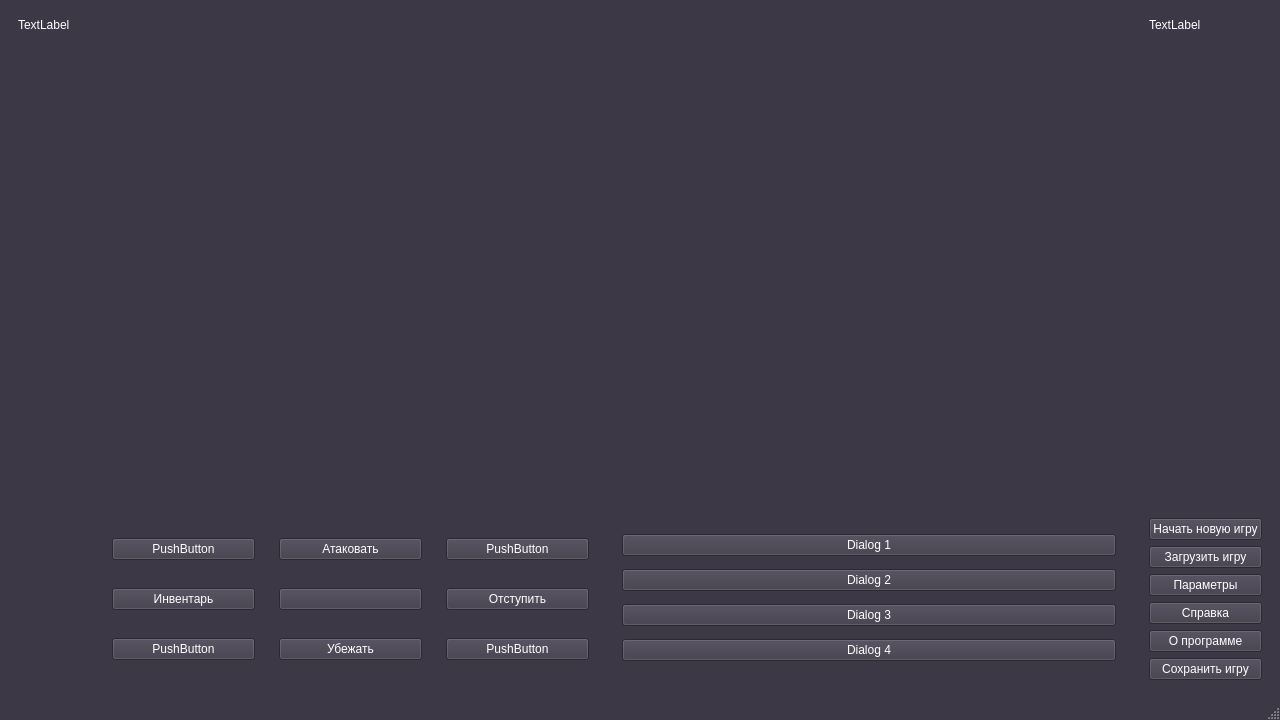
Before: the Qt Designer form mainwindow.ui in WinNice98/CyberGrottenspel, drawn with Qt 5.
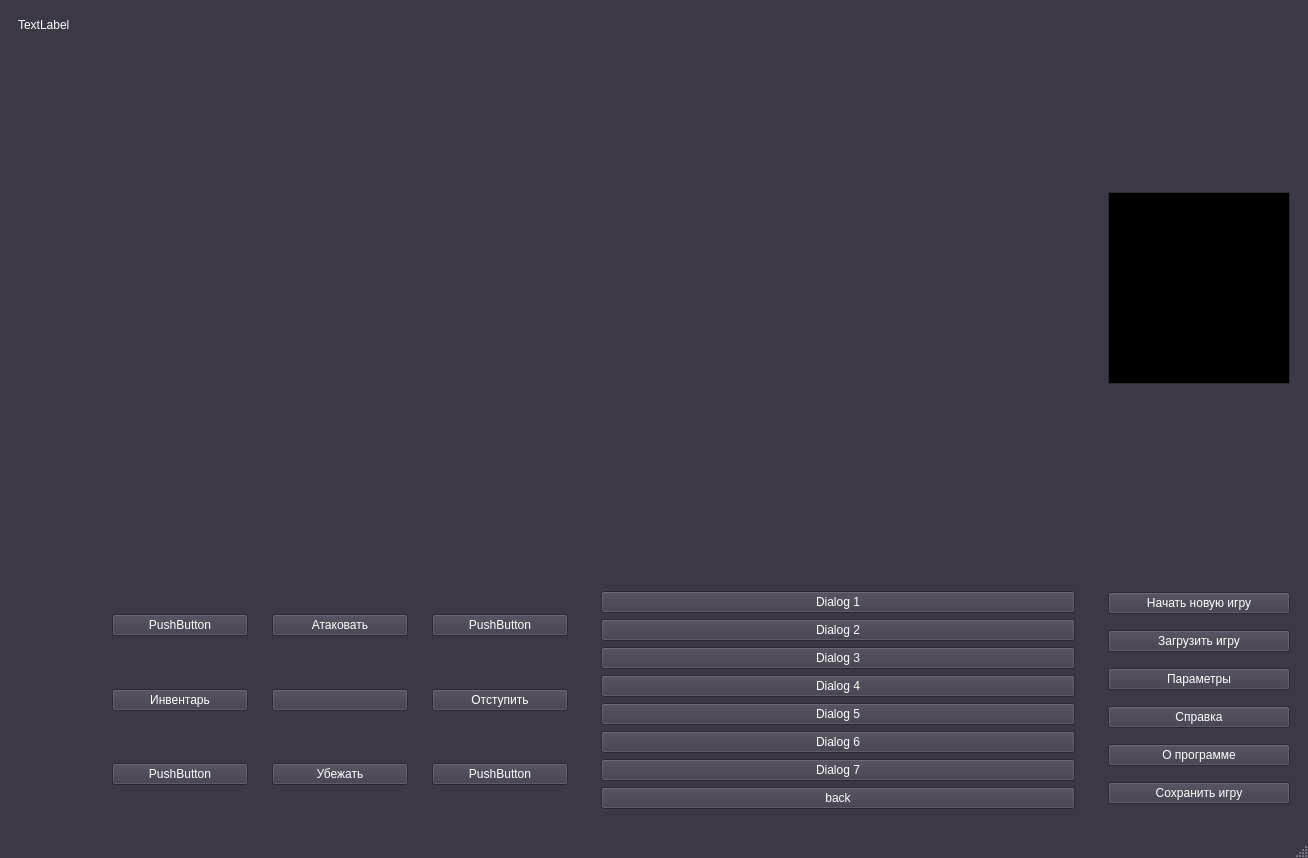
After: the same form once the commit is applied.

What changed in the file:
```diff
--- a/mainwindow.ui
+++ b/mainwindow.ui
@@ -7,9 +7,15 @@
     <x>0</x>
     <y>0</y>
     <width>1280</width>
-    <height>720</height>
+    <height>858</height>
    </rect>
   </property>
+  <property name="sizePolicy">
+   <sizepolicy hsizetype="Fixed" vsizetype="Fixed">
+    <horstretch>0</horstretch>
+    <verstretch>0</verstretch>
+   </sizepolicy>
+  </property>
   <property name="palette">
    <palette>
     <active>
@@ -497,8 +503,8 @@
       </property>
       <property name="minimumSize">
        <size>
-        <width>640</width>
-        <height>360</height>
+        <width>1008</width>
+        <height>446</height>
        </size>
       </property>
       <property name="maximumSize">
@@ -517,8 +523,11 @@
        <bool>false</bool>
       </property>
       <layout class="QGridLayout" name="gridLayout_2">
-       <item row="0" column="0" rowspan="2" colspan="2">
+       <item row="0" column="0" colspan="2">
         <widget class="QLabel" name="background">
+         <property name="enabled">
+          <bool>true</bool>
+         </property>
          <property name="sizePolicy">
           <sizepolicy hsizetype="Expanding" vsizetype="Expanding">
            <horstretch>16</horstretch>
@@ -554,10 +563,53 @@
          </property>
         </widget>
        </item>
+       <item row="1" column="0">
+        <widget class="QLabel" name="enemy">
+         <property name="enabled">
+          <bool>false</bool>
+         </property>
+         <property name="sizePolicy">
+          <sizepolicy hsizetype="Fixed" vsizetype="Fixed">
+           <horstretch>200</horstretch>
+           <verstretch>200</verstretch>
+          </sizepolicy>
+         </property>
+         <property name="minimumSize">
+          <size>
+           <width>200</width>
+           <height>200</height>
+          </size>
+         </property>
+         <property name="maximumSize">
+          <size>
+           <width>200</width>
+           <height>200</height>
+          </size>
+         </property>
+         <property name="sizeIncrement">
+          <size>
+           <width>1</width>
+           <height>1</height>
+          </size>
+         </property>
+         <property name="baseSize">
+          <size>
+           <width>200</width>
+           <height>200</height>
+          </size>
+         </property>
+         <property name="text">
+          <string/>
+         </property>
+         <property name="scaledContents">
+          <bool>true</bool>
+         </property>
+        </widget>
+       </item>
        <item row="1" column="1">
         <widget class="QLabel" name="character">
          <property name="enabled">
-          <bool>true</bool>
+          <bool>false</bool>
          </property>
          <property name="sizePolicy">
           <sizepolicy hsizetype="Fixed" vsizetype="Fixed">
@@ -573,8 +625,8 @@
          </property>
          <property name="maximumSize">
           <size>
-           <width>256</width>
-           <height>256</height>
+           <width>500</width>
+           <height>500</height>
           </size>
          </property>
          <property name="sizeIncrement">
@@ -594,17 +646,17 @@
       </layout>
      </widget>
     </item>
-    <item row="0" column="3" rowspan="2">
-     <widget class="QWidget" name="dialogs" native="true">
+    <item row="0" column="0" rowspan="5">
+     <widget class="QWidget" name="status" native="true">
       <property name="sizePolicy">
        <sizepolicy hsizetype="Minimum" vsizetype="Minimum">
         <horstretch>0</horstretch>
         <verstretch>0</verstretch>
        </sizepolicy>
       </property>
-      <layout class="QGridLayout" name="gridLayout_3">
+      <layout class="QGridLayout" name="gridLayout_4">
        <item row="0" column="0" alignment="Qt::AlignmentFlag::AlignTop">
-        <widget class="QLabel" name="text">
+        <widget class="QLabel" name="stats">
          <property name="text">
           <string>TextLabel</string>
          </property>
@@ -613,61 +665,7 @@
       </layout>
      </widget>
     </item>
-    <item row="2" column="3" rowspan="2">
-     <widget class="QWidget" name="menu" native="true">
-      <property name="sizePolicy">
-       <sizepolicy hsizetype="Minimum" vsizetype="Minimum">
-        <horstretch>0</horstretch>
-        <verstretch>0</verstretch>
-       </sizepolicy>
-      </property>
-      <layout class="QGridLayout" name="gridLayout_5">
-       <item row="1" column="0">
-        <widget class="QPushButton" name="loadbutton">
-         <property name="text">
-          <string>Загрузить игру</string>
-         </property>
-        </widget>
-       </item>
-       <item row="4" column="0">
-        <widget class="QPushButton" name="aboutbutton">
-         <property name="text">
-          <string>О программе</string>
-         </property>
-        </widget>
-       </item>
-       <item row="2" column="0">
-        <widget class="QPushButton" name="settingsbutton">
-         <property name="text">
-          <string>Параметры</string>
-         </property>
-        </widget>
-       </item>
-       <item row="3" column="0">
-        <widget class="QPushButton" name="f1button">
-         <property name="text">
-          <string>Справка</string>
-         </property>
-        </widget>
-       </item>
-       <item row="0" column="0">
-        <widget class="QPushButton" name="newgamebutton">
-         <property name="text">
-          <string>Начать новую игру</string>
-         </property>
-        </widget>
-       </item>
-       <item row="5" column="0">
-        <widget class="QPushButton" name="pushButton_2">
-         <property name="text">
-          <string>Сохранить игру</string>
-         </property>
-        </widget>
-       </item>
-      </layout>
-     </widget>
-    </item>
-    <item row="2" column="2" rowspan="2">
+    <item row="3" column="2" rowspan="2">
      <widget class="QWidget" name="control" native="true">
       <property name="sizePolicy">
        <sizepolicy hsizetype="Minimum" vsizetype="Minimum">
@@ -693,6 +691,27 @@
             </property>
            </widget>
           </item>
+          <item row="6" column="0">
+           <widget class="QPushButton" name="var7">
+            <property name="text">
+             <string>Dialog 7</string>
+            </property>
+           </widget>
+          </item>
+          <item row="5" column="0">
+           <widget class="QPushButton" name="var6">
+            <property name="text">
+             <string>Dialog 6</string>
+            </property>
+           </widget>
+          </item>
+          <item row="4" column="0">
+           <widget class="QPushButton" name="var5">
+            <property name="text">
+             <string>Dialog 5</string>
+            </property>
+           </widget>
+          </item>
           <item row="0" column="0">
            <widget class="QPushButton" name="var1">
             <property name="text">
@@ -707,6 +726,13 @@
             </property>
            </widget>
           </item>
+          <item row="7" column="0">
+           <widget class="QPushButton" name="changebutton">
+            <property name="text">
+             <string>back</string>
+            </property>
+           </widget>
+          </item>
          </layout>
         </widget>
        </item>
@@ -836,21 +862,80 @@
       </layout>
      </widget>
     </item>
-    <item row="0" column="0" rowspan="4">
-     <widget class="QWidget" name="status" native="true">
+    <item row="3" column="3" rowspan="2">
+     <widget class="QWidget" name="menu" native="true">
       <property name="sizePolicy">
        <sizepolicy hsizetype="Minimum" vsizetype="Minimum">
         <horstretch>0</horstretch>
         <verstretch>0</verstretch>
        </sizepolicy>
       </property>
-      <layout class="QGridLayout" name="gridLayout_4">
-       <item row="0" column="0" alignment="Qt::AlignmentFlag::AlignTop">
-        <widget class="QLabel" name="stats">
+      <layout class="QGridLayout" name="gridLayout_5">
+       <item row="1" column="0">
+        <widget class="QPushButton" name="loadbutton">
          <property name="text">
-          <string>TextLabel</string>
+          <string>Загрузить игру</string>
          </property>
         </widget>
+       </item>
+       <item row="4" column="0">
+        <widget class="QPushButton" name="aboutbutton">
+         <property name="text">
+          <string>О программе</string>
+         </property>
+        </widget>
+       </item>
+       <item row="2" column="0">
+        <widget class="QPushButton" name="settingsbutton">
+         <property name="text">
+          <string>Параметры</string>
+         </property>
+        </widget>
+       </item>
+       <item row="3" column="0">
+        <widget class="QPushButton" name="f1button">
+         <property name="text">
+          <string>Справка</string>
+         </property>
+        </widget>
+       </item>
+       <item row="0" column="0">
+        <widget class="QPushButton" name="newgamebutton">
+         <property name="text">
+          <string>Начать новую игру</string>
+         </property>
+        </widget>
+       </item>
+       <item row="5" column="0">
+        <widget class="QPushButton" name="pushButton_2">
+         <property name="text">
+          <string>Сохранить игру</string>
+         </property>
+        </widget>
+       </item>
+      </layout>
+     </widget>
+    </item>
+    <item row="0" column="3" rowspan="3">
+     <widget class="QWidget" name="dialogs" native="true">
+      <property name="sizePolicy">
+       <sizepolicy hsizetype="Fixed" vsizetype="Fixed">
+        <horstretch>200</horstretch>
+        <verstretch>0</verstretch>
+       </sizepolicy>
+      </property>
+      <property name="minimumSize">
+       <size>
+        <width>200</width>
+        <height>0</height>
+       </size>
+      </property>
+      <property name="autoFillBackground">
+       <bool>true</bool>
+      </property>
+      <layout class="QGridLayout" name="gridLayout_3">
+       <item row="0" column="0">
+        <widget class="QTextBrowser" name="text"/>
        </item>
       </layout>
      </widget>
```
Left out of the diff: 14 changed lines with no effect on the pictures.
